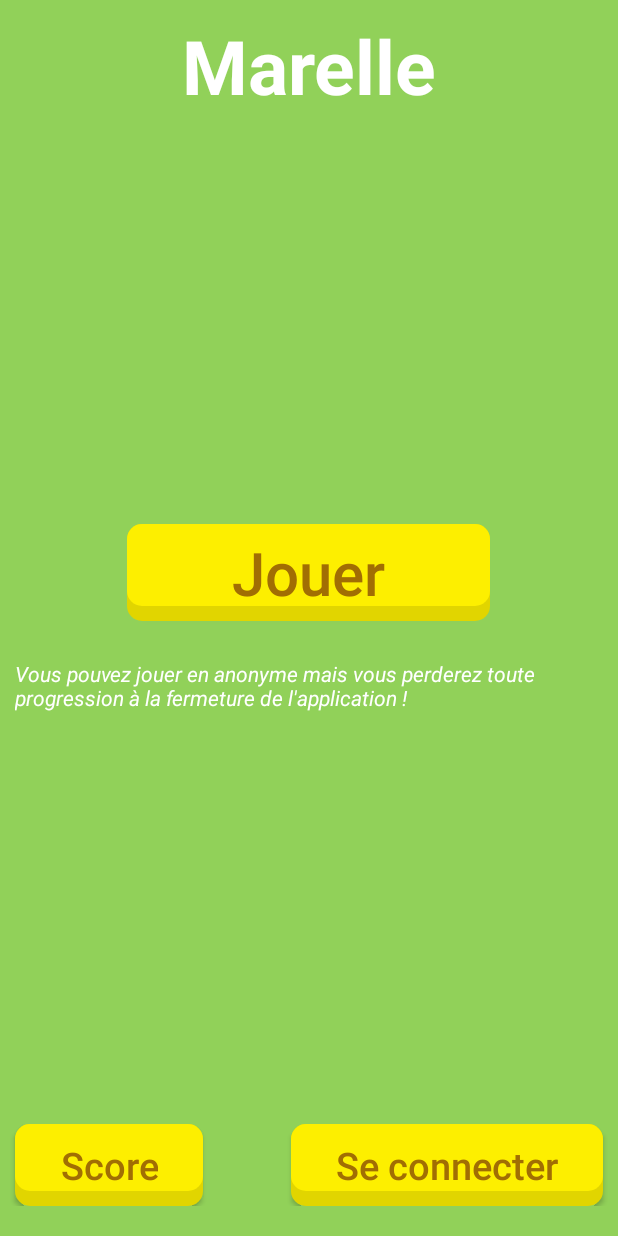
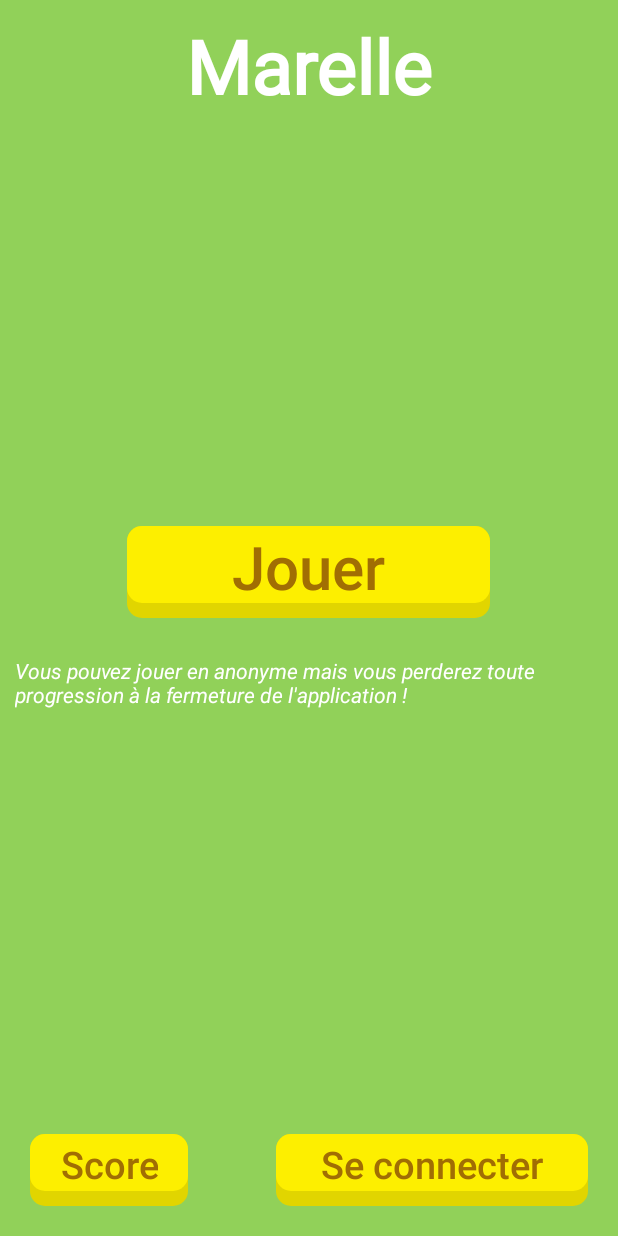
Before and after one commit to thomas-auffroy/Android-Project, an Android app: the screen it shows after launch (MainActivity), on a phone screen of 412 x 824 dp. Run offline under Robolectric (Android 15) with nearby library versions, the phone set to English and light mode, and no system bars.

Commit message:
add font to title and more

```diff
--- a/app/src/main/res/layout/acitvity_homepage_no_login.xml
+++ b/app/src/main/res/layout/acitvity_homepage_no_login.xml
@@ -1,5 +1,5 @@
 <?xml version="1.0" encoding="utf-8"?>
-<RelativeLayout xmlns:android="http://schemas.android.com/apk/res/android"
+    <RelativeLayout xmlns:android="http://schemas.android.com/apk/res/android"
     android:layout_width="match_parent"
     android:layout_height="match_parent"
     android:orientation="vertical"
@@ -17,6 +17,7 @@
             android:id="@+id/applicationName"
 
             android:text="@string/NAME"
+            android:fontFamily="@font/gloria_hallelujah_regular"
             android:textColor="@color/white"
             android:textStyle="bold"
             android:textSize="50sp"
@@ -36,13 +37,14 @@
             android:layout_width="wrap_content"
             android:layout_height="wrap_content"
             android:id="@+id/btnPlay"
+            android:stateListAnimator="@null"
 
             android:gravity="center"
             android:text="Jouer"
             android:textAllCaps="false"
             android:textSize="40sp"
             android:paddingHorizontal="70dp"
-            android:paddingVertical="5dp"
+            android:paddingBottom="7dp"
             android:textColor="@color/brown_txt_cta"
             android:background="@drawable/cw_cta_shadow"
             />
@@ -67,43 +69,49 @@
         android:layout_alignParentBottom="true"
         android:layout_centerHorizontal="true"
         android:layout_marginBottom="20dp"
+        android:layout_marginHorizontal="20dp"
         android:orientation="horizontal">
 
         <android.widget.Button
+            android:id="@+id/btnScore"
             android:layout_width="wrap_content"
             android:layout_height="wrap_content"
+
             android:layout_alignParentStart="true"
-            android:layout_marginHorizontal="10dp"
+            android:background="@drawable/cw_cta_shadow"
+            android:onClick="score"
+            android:paddingHorizontal="20dp"
 
+            android:stateListAnimator="@null"
+
+            android:paddingBottom="7dp"
             android:text="Score"
             android:textAllCaps="false"
-            android:textColor="@color/brown_txt_cta"
-            android:textSize="25sp"
-
-            android:paddingVertical="10dp"
-            android:background="@drawable/cw_cta_shadow"
 
 
-            android:onClick="score"
-            android:id="@+id/btnScore"/>
+            android:textColor="@color/brown_txt_cta"
+            android:textSize="25sp" />
 
         <android.widget.Button
+            android:id="@+id/btnConnection"
             android:layout_width="wrap_content"
             android:layout_height="wrap_content"
+
+            android:stateListAnimator="@null"
+
             android:layout_alignParentEnd="true"
-            android:layout_marginHorizontal="10dp"
+            android:background="@drawable/cw_cta_shadow"
+            android:onClick="login"
+            android:paddingHorizontal="30dp"
+
+            android:paddingBottom="7dp"
 
             android:text="Se connecter"
-            android:textSize="25sp"
             android:textAllCaps="false"
-            android:textColor="@color/brown_txt_cta"
-
-            android:paddingVertical="10dp"
-            android:background="@drawable/cw_cta_shadow"
 
 
-            android:onClick="login"
-            android:id="@+id/btnConnection"/>
+            android:textColor="@color/brown_txt_cta"
+            android:textSize="25sp" />
     </RelativeLayout>
 
 
```
